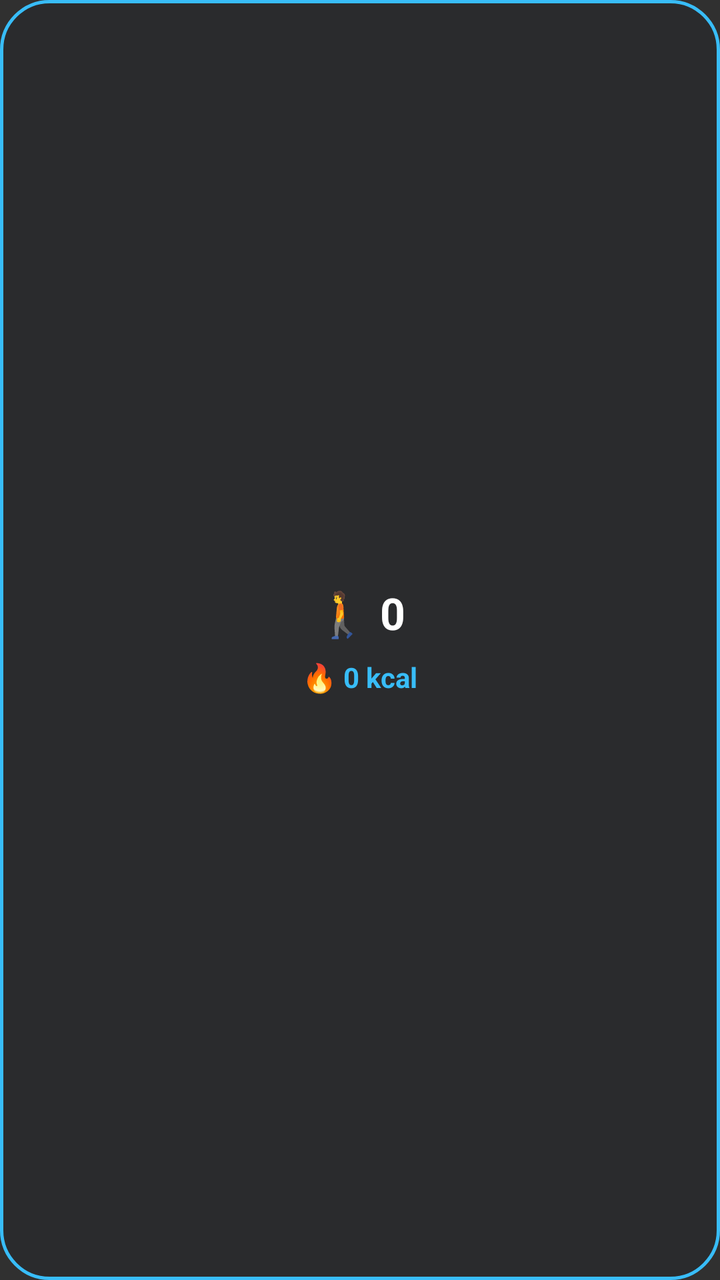
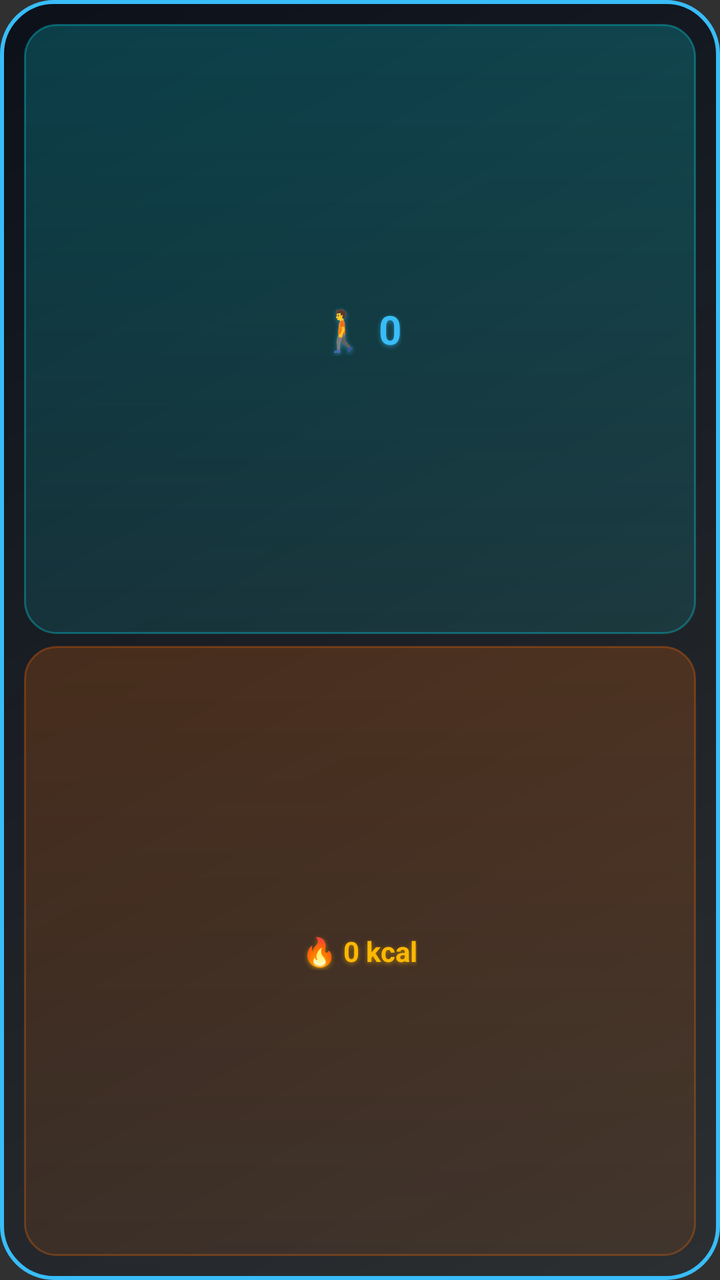

The first picture is an Android layout as it rendered before a commit; the second is the same layout after the commit. The layout source and the unified diff follow.
<!-- AndroidManifest.xml: application theme android:Theme.Material.NoActionBar -->
<!-- res/layout/pace_pulse_widget_glass.xml -->
<?xml version="1.0" encoding="utf-8"?>
<LinearLayout xmlns:android="http://schemas.android.com/apk/res/android"
    android:id="@+id/widget_root"
    android:layout_width="match_parent"
    android:layout_height="match_parent"
    android:orientation="vertical"
    android:padding="14dp"
    android:background="@drawable/widget_background_glass"
    android:gravity="center">

    
    <TextView
        android:id="@+id/widget_steps"
        android:layout_width="wrap_content"
        android:layout_height="wrap_content"
        android:text="🚶 0"
        android:textColor="#FFFFFF"
        android:textSize="22sp"
        android:textStyle="bold"
        android:gravity="center" />

    
    <TextView
        android:id="@+id/widget_calories"
        android:layout_width="wrap_content"
        android:layout_height="wrap_content"
        android:text="🔥 0 kcal"
        android:textColor="#38BDF8"
        android:textSize="14sp"
        android:textStyle="bold"
        android:layout_marginTop="8dp"
        android:gravity="center" />

</LinearLayout>
<!-- resources referenced by this layout -->
<resources>
  <!-- drawable widget_background_glass (drawable) -->
  <?xml version="1.0" encoding="utf-8"?>
  <shape xmlns:android="http://schemas.android.com/apk/res/android"
      android:shape="rectangle">
      <solid android:color="#250A1020" />
      <corners android:radius="24dp" />
      <stroke android:width="1.5dp" android:color="#38BDF8" />
  </shape>
</resources>

<!-- the commit's change to res/layout/pace_pulse_widget_glass.xml (unified diff, before → after) -->
@@ -4,31 +4,59 @@
     android:layout_width="match_parent"
     android:layout_height="match_parent"
     android:orientation="vertical"
-    android:padding="14dp"
+    android:padding="12dp"
     android:background="@drawable/widget_background_glass"
     android:gravity="center">
 
     
-    <TextView
-        android:id="@+id/widget_steps"
-        android:layout_width="wrap_content"
-        android:layout_height="wrap_content"
-        android:text="🚶 0"
-        android:textColor="#FFFFFF"
-        android:textSize="22sp"
-        android:textStyle="bold"
-        android:gravity="center" />
+    <LinearLayout
+        android:layout_width="match_parent"
+        android:layout_height="0dp"
+        android:layout_weight="1"
+        android:orientation="vertical"
+        android:gravity="center"
+        android:background="@drawable/widget_pill_steps"
+        android:padding="6dp"
+        android:layout_marginBottom="6dp">
+
+        <TextView
+            android:id="@+id/widget_steps"
+            android:layout_width="wrap_content"
+            android:layout_height="wrap_content"
+            android:text="🚶 0"
+            android:textColor="#38BDF8"
+            android:textSize="20sp"
+            android:textStyle="bold"
+            android:shadowColor="#8038BDF8"
+            android:shadowDx="0"
+            android:shadowDy="2"
+            android:shadowRadius="6"
+            android:gravity="center" />
+    </LinearLayout>
 
     
-    <TextView
-        android:id="@+id/widget_calories"
-        android:layout_width="wrap_content"
-        android:layout_height="wrap_content"
-        android:text="🔥 0 kcal"
-        android:textColor="#38BDF8"
-        android:textSize="14sp"
-        android:textStyle="bold"
-        android:layout_marginTop="8dp"
-        android:gravity="center" />
+    <LinearLayout
+        android:layout_width="match_parent"
+        android:layout_height="0dp"
+        android:layout_weight="1"
+        android:orientation="vertical"
+        android:gravity="center"
+        android:background="@drawable/widget_pill_calories"
+        android:padding="6dp">
+
+        <TextView
+            android:id="@+id/widget_calories"
+            android:layout_width="wrap_content"
+            android:layout_height="wrap_content"
+            android:text="🔥 0 kcal"
+            android:textColor="#FFB800"
+            android:textSize="14sp"
+            android:textStyle="bold"
+            android:shadowColor="#80FFB800"
+            android:shadowDx="0"
+            android:shadowDy="2"
+            android:shadowRadius="6"
+            android:gravity="center" />
+    </LinearLayout>
 
 </LinearLayout>
<!-- resource entries referenced after the edit -->
@@ -4,9 +4,43 @@
   <?xml version="1.0" encoding="utf-8"?>
   <shape xmlns:android="http://schemas.android.com/apk/res/android"
       android:shape="rectangle">
-      <solid android:color="#250A1020" />
-      <corners android:radius="24dp" />
-      <stroke android:width="1.5dp" android:color="#38BDF8" />
+      <gradient
+          android:angle="135"
+          android:startColor="#2A102A3A"
+          android:endColor="#D0040914"
+          android:type="linear" />
+      <corners android:radius="26dp" />
+      <stroke
+          android:width="2dp"
+          android:color="#38BDF8" />
+  </shape>
+  <!-- drawable widget_pill_calories (drawable) -->
+  <?xml version="1.0" encoding="utf-8"?>
+  <shape xmlns:android="http://schemas.android.com/apk/res/android"
+      android:shape="rectangle">
+      <gradient
+          android:angle="90"
+          android:startColor="#1AFF6B00"
+          android:endColor="#33FF6B00"
+          android:type="linear" />
+      <corners android:radius="16dp" />
+      <stroke
+          android:width="1dp"
+          android:color="#4DFF6B00" />
+  </shape>
+  <!-- drawable widget_pill_steps (drawable) -->
+  <?xml version="1.0" encoding="utf-8"?>
+  <shape xmlns:android="http://schemas.android.com/apk/res/android"
+      android:shape="rectangle">
+      <gradient
+          android:angle="90"
+          android:startColor="#1A00F2FE"
+          android:endColor="#3300F2FE"
+          android:type="linear" />
+      <corners android:radius="16dp" />
+      <stroke
+          android:width="1dp"
+          android:color="#4D00F2FE" />
   </shape>
 </resources>
 
